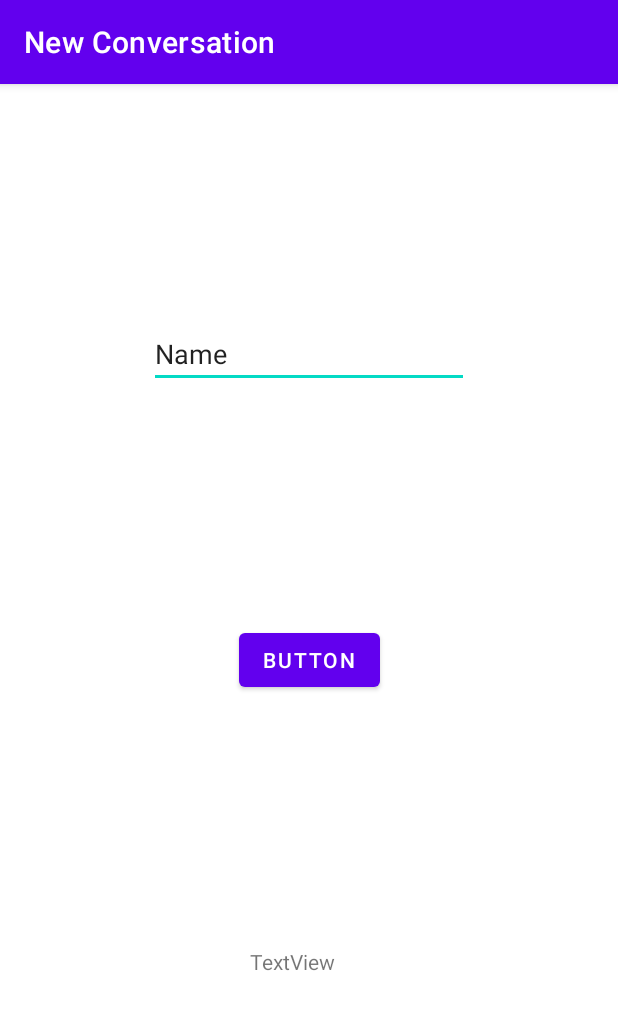
After one commit to anthonythenguyen/The-Chatroom-App, an Android app: the NewChatActivity screen opened directly, with no data from a screen before it, on a phone screen of 412 x 824 dp. The commit adds this screen. Shown: the top 1010 px of the screen. Run offline under Robolectric (Android 15) with nearby library versions, the phone set to English and light mode, and no system bars; our stand-ins replace Firebase (no records; nobody signed in at launch, a user with empty details on screens opened directly).

Commit message:
Create a new user for yourself and then comment out the signout function in Main Activity. Added new chat activity

```diff
--- a/app/src/main/java/com/example/chatroomapp/MainActivity.kt
+++ b/app/src/main/java/com/example/chatroomapp/MainActivity.kt
@@ -9,6 +9,8 @@ import androidx.appcompat.app.AppCompatActivity
 import androidx.appcompat.widget.Toolbar
 import com.google.android.material.floatingactionbutton.FloatingActionButton
 import com.google.firebase.auth.FirebaseAuth
+import com.google.firebase.auth.ktx.auth
+import com.google.firebase.ktx.Firebase
 
 class MainActivity : AppCompatActivity() {
     private lateinit var auth: FirebaseAuth
@@ -20,12 +22,11 @@ class MainActivity : AppCompatActivity() {
         setSupportActionBar(findViewById(R.id.toolbar))
 
         auth = FirebaseAuth.getInstance()
-//        Firebase.auth.signOut()
+        Firebase.auth.signOut()
 
         if(auth.currentUser == null){
             val intent = Intent(this, SignInActivity::class.java)
             startActivity(intent)
-            finish()
         }
 
         findViewById<FloatingActionButton>(R.id.fab).setOnClickListener { view ->
@@ -34,7 +35,6 @@ class MainActivity : AppCompatActivity() {
 
             val intent = Intent(this@MainActivity, ChatActivity::class.java)
             startActivity(intent)
-            finish()
         }
     }
 
--- /dev/null
+++ b/app/src/main/java/com/example/chatroomapp/NewChatActivity.kt
@@ -0,0 +1,53 @@
+package com.example.chatroomapp
+
+import android.os.Bundle
+import android.widget.Button
+import android.widget.EditText
+import android.widget.TextView
+import android.widget.Toast
+import androidx.appcompat.app.AppCompatActivity
+import com.google.firebase.auth.FirebaseAuth
+import com.google.firebase.database.DataSnapshot
+import com.google.firebase.database.DatabaseError
+import com.google.firebase.database.FirebaseDatabase
+import com.google.firebase.database.ValueEventListener
+
+class NewChatActivity : AppCompatActivity() {
+    private lateinit var auth: FirebaseAuth
+    override fun onCreate(savedInstanceState: Bundle?) {
+        super.onCreate(savedInstanceState)
+        setContentView(R.layout.activity_new_chat)
+        auth = FirebaseAuth.getInstance()
+
+        var search = findViewById<Button>(R.id.search)
+        var searchBar = findViewById<EditText>(R.id.searchBar)
+        var result = findViewById<TextView>(R.id.result)
+
+        search.setOnClickListener {
+            val db = FirebaseDatabase.getInstance()
+            val ref = db.getReference("users")
+            val userId = auth.currentUser?.uid
+
+            ref.addValueEventListener(object : ValueEventListener {
+                override fun onDataChange(dataSnapshot: DataSnapshot) {
+                    var list = ArrayList<String>()
+                    var snap = dataSnapshot.children
+                    for (i in snap) {
+                        val data: String? = i.getValue(String::class.java)
+                        if (data != null) {
+                            list.add(data)
+                            result.setText(data)
+                        }
+                    }
+                }
+
+                override fun onCancelled(databaseError: DatabaseError) {}
+            })
+
+        }
+    }
+
+    fun message(m: String){
+        Toast.makeText(this, "$m", Toast.LENGTH_SHORT).show()
+    }
+}
--- a/app/src/main/java/com/example/chatroomapp/RegisterActivity.kt
+++ b/app/src/main/java/com/example/chatroomapp/RegisterActivity.kt
@@ -49,8 +49,8 @@ class RegisterActivity : AppCompatActivity() {
         }
         else {
             val username = findViewById<EditText>(R.id.username)
-            val user = User(username.text.toString(), email)
-            database.child(uid).setValue(user)
+            val user = User(uid, email)
+            database.child(username.text.toString()).setValue(user)
         }
     }
 }
--- a/app/src/main/java/com/example/chatroomapp/User.kt
+++ b/app/src/main/java/com/example/chatroomapp/User.kt
@@ -1,5 +1,5 @@
 package com.example.chatroomapp
 
-class User(val user: String, val e: String) {
+class User(val uid: String, val e: String) {
 
 }
--- /dev/null
+++ b/app/src/main/res/layout/activity_new_chat.xml
@@ -0,0 +1,40 @@
+<?xml version="1.0" encoding="utf-8"?>
+<androidx.constraintlayout.widget.ConstraintLayout xmlns:android="http://schemas.android.com/apk/res/android"
+    xmlns:app="http://schemas.android.com/apk/res-auto"
+    xmlns:tools="http://schemas.android.com/tools"
+    android:layout_width="match_parent"
+    android:layout_height="match_parent"
+    tools:context=".NewChatActivity">
+
+    <Button
+        android:id="@+id/search"
+        android:layout_width="wrap_content"
+        android:layout_height="wrap_content"
+        android:text="Button"
+        app:layout_constraintBottom_toBottomOf="parent"
+        app:layout_constraintEnd_toEndOf="parent"
+        app:layout_constraintStart_toStartOf="parent"
+        app:layout_constraintTop_toTopOf="parent" />
+
+    <EditText
+        android:id="@+id/searchBar"
+        android:layout_width="wrap_content"
+        android:layout_height="wrap_content"
+        android:ems="10"
+        android:inputType="textPersonName"
+        android:text="Name"
+        app:layout_constraintBottom_toTopOf="@+id/search"
+        app:layout_constraintEnd_toEndOf="parent"
+        app:layout_constraintStart_toStartOf="parent"
+        app:layout_constraintTop_toTopOf="parent" />
+
+    <TextView
+        android:id="@+id/result"
+        android:layout_width="79dp"
+        android:layout_height="25dp"
+        android:text="TextView"
+        app:layout_constraintBottom_toBottomOf="parent"
+        app:layout_constraintEnd_toEndOf="parent"
+        app:layout_constraintStart_toStartOf="parent"
+        app:layout_constraintTop_toBottomOf="@+id/search" />
+</androidx.constraintlayout.widget.ConstraintLayout>
--- a/app/src/main/res/values/strings.xml
+++ b/app/src/main/res/values/strings.xml
@@ -2,6 +2,7 @@
     <string name="app_name">Chat Room</string>
     <string name="title_activity_chat">Chat</string>
     <string name="title_activity_settings">Settings</string>
+    <string name="title_activity_new">New Conversation</string>
     <string name="title_activity_login">Login</string>
     <string name="prompt_email">Email</string>
     <string name="prompt_password">Password</string>
```
Also changed, not shown: app/src/main/AndroidManifest.xml (+6 -3 lines), app/src/main/java/com/example/chatroomapp/ChatActivity.kt (+0 -12 lines).
